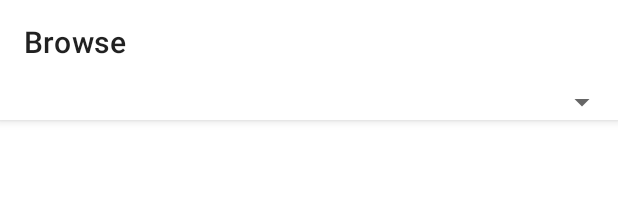
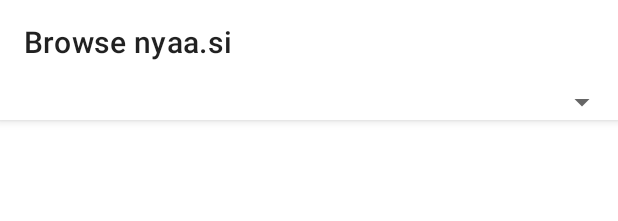
Before and after one commit to Lucchetto/Nyanpasu, an Android app: the layout fragment_browse.xml on its own in the app's theme, with its tools: preview values and no code run, on a phone screen of 412 x 824 dp. Shown: the top 221 px of the screen. Run offline under Robolectric (Android 15) with nearby library versions, the phone set to English and light mode, and no system bars; plain views replace BounceRecyclerView.

Commit message:
Rename to nyaa.si
Signed-off-by: Lucchetto <lucchetto.tie@live.com>

```diff
--- a/app/src/main/res/layout/fragment_browse.xml
+++ b/app/src/main/res/layout/fragment_browse.xml
@@ -15,7 +15,7 @@
         <androidx.appcompat.widget.Toolbar
             android:layout_width="match_parent"
             android:layout_height="wrap_content"
-            app:title="Browse"
+            app:title="Browse nyaa.si"
             app:layout_scrollFlags="scroll|enterAlways" />
 
         <Spinner
--- a/app/src/main/res/values/strings.xml
+++ b/app/src/main/res/values/strings.xml
@@ -1,5 +1,5 @@
 <resources>
-    <string name="app_name">Nyaa.si</string>
+    <string name="app_name">nyaa.si</string>
     <!-- TODO: Remove or change this placeholder text -->
     <string name="hello_blank_fragment">Hello blank fragment</string>
     <string name="title_activity_nyaa_release">NyaaReleaseActivity</string>
```
